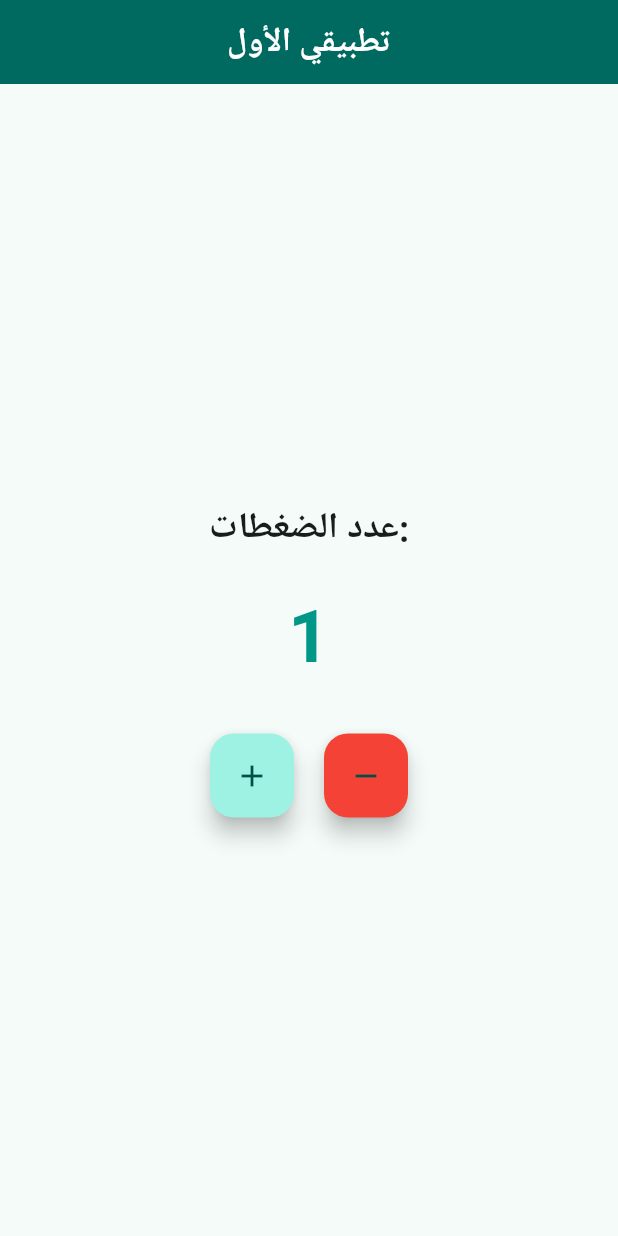
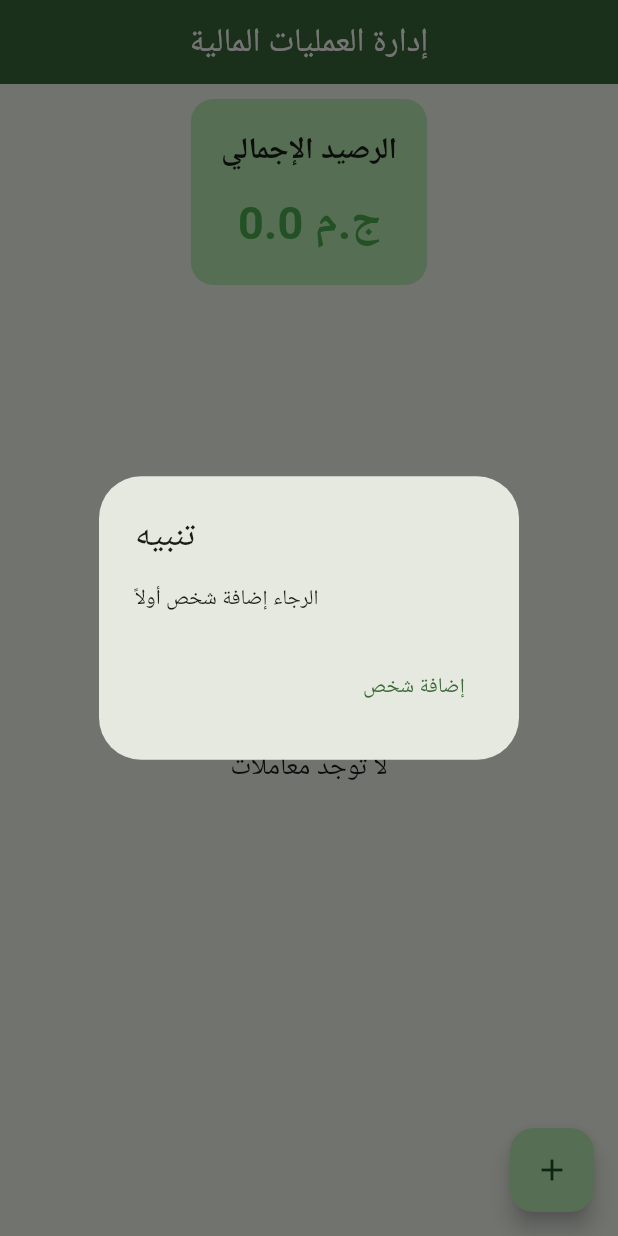
Before and after one commit to Dev-3li/Flutter-First-App, a Flutter app: the screen it shows after launch, after a tap on the "add" icon, on a phone screen of 412 x 824 dp. Run offline on Flutter 3.47's test engine with Material 3 defaults, Android fonts, the phone set to English and light mode, and no system bars; Roboto replaces fonts that are missing (Cairo).

Commit message:
تحويل التطبيق إلى تطبيق إدارة العمليات المالية

```diff
--- a/lib/main.dart
+++ b/lib/main.dart
@@ -1,4 +1,5 @@
 import 'package:flutter/material.dart';
+import 'add_transaction.dart';
 
 void main() {
   runApp(const MyApp());
@@ -10,42 +11,47 @@ class MyApp extends StatelessWidget {
   @override
   Widget build(BuildContext context) {
     return MaterialApp(
-      title: 'تطبيقي الأول',
+      title: 'إدارة العمليات المالية',
       theme: ThemeData(
         colorScheme: ColorScheme.fromSeed(
-          seedColor: Colors.teal,
+          seedColor: Colors.green,
           brightness: Brightness.light,
         ),
         useMaterial3: true,
         fontFamily: 'Cairo',
       ),
       debugShowCheckedModeBanner: false,
-      home: const MyHomePage(title: 'تطبيقي الأول'),
+      home: const HomePage(),
     );
   }
 }
 
-class MyHomePage extends StatefulWidget {
-  const MyHomePage({super.key, required this.title});
-
-  final String title;
+class HomePage extends StatefulWidget {
+  const HomePage({super.key});
 
   @override
-  State<MyHomePage> createState() => _MyHomePageState();
+  State<HomePage> createState() => _HomePageState();
 }
 
-class _MyHomePageState extends State<MyHomePage> {
-  int _counter = 0;
+class _HomePageState extends State<HomePage> {
+  double totalBalance = 0;
+  List<Transaction> transactions = [];
+  List<Person> people = [];
 
-  void _incrementCounter() {
+  void _addTransaction(Transaction transaction) {
     setState(() {
-      _counter++;
+      transactions.add(transaction);
+      if (transaction.type == TransactionType.credit) {
+        totalBalance += transaction.amount;
+      } else {
+        totalBalance -= transaction.amount;
+      }
     });
   }
 
-  void _decrementCounter() {
+  void _addPerson(Person person) {
     setState(() {
-      if (_counter > 0) _counter--;
+      people.add(person);
     });
   }
 
@@ -54,56 +60,212 @@ class _MyHomePageState extends State<MyHomePage> {
     return Scaffold(
       appBar: AppBar(
         backgroundColor: Theme.of(context).colorScheme.primary,
-        title: Text(
-          widget.title,
-          style: const TextStyle(
-            color: Colors.white,
-            fontWeight: FontWeight.bold,
-          ),
+        title: const Text(
+          'إدارة العمليات المالية',
+          style: TextStyle(color: Colors.white),
         ),
         centerTitle: true,
       ),
-      body: Center(
-        child: Column(
-          mainAxisAlignment: MainAxisAlignment.center,
-          children: [
-            const Text(
-              'عدد الضغطات:',
-              style: TextStyle(
-                fontSize: 24,
-                fontWeight: FontWeight.bold,
-              ),
+      body: Column(
+        children: [
+          // الرصيد الإجمالي
+          Container(
+            padding: const EdgeInsets.all(20),
+            margin: const EdgeInsets.all(10),
+            decoration: BoxDecoration(
+              color: Theme.of(context).colorScheme.primaryContainer,
+              borderRadius: BorderRadius.circular(15),
             ),
-            const SizedBox(height: 20),
-            Text(
-              '$_counter',
-              style: const TextStyle(
-                fontSize: 48,
-                fontWeight: FontWeight.bold,
-                color: Colors.teal,
-              ),
-            ),
-            const SizedBox(height: 30),
-            Row(
-              mainAxisAlignment: MainAxisAlignment.center,
+            child: Column(
               children: [
-                FloatingActionButton(
-                  onPressed: _incrementCounter,
-                  tooltip: 'زيادة',
-                  child: const Icon(Icons.add),
+                const Text(
+                  'الرصيد الإجمالي',
+                  style: TextStyle(
+                    fontSize: 20,
+                    fontWeight: FontWeight.bold,
+                  ),
                 ),
-                const SizedBox(width: 20),
-                FloatingActionButton(
-                  onPressed: _decrementCounter,
-                  tooltip: 'نقص',
-                  backgroundColor: Colors.red,
-                  child: const Icon(Icons.remove),
+                const SizedBox(height: 10),
+                Text(
+                  '$totalBalance ج.م',
+                  style: TextStyle(
+                    fontSize: 30,
+                    fontWeight: FontWeight.bold,
+                    color: totalBalance >= 0 ? Colors.green : Colors.red,
+                  ),
                 ),
               ],
             ),
+          ),
+          // قائمة المعاملات
+          Expanded(
+            child: transactions.isEmpty
+                ? const Center(
+                    child: Text(
+                      'لا توجد معاملات',
+                      style: TextStyle(fontSize: 18),
+                    ),
+                  )
+                : ListView.builder(
+                    itemCount: transactions.length,
+                    itemBuilder: (context, index) {
+                      final transaction = transactions[index];
+                      return Card(
+                        margin: const EdgeInsets.symmetric(
+                          horizontal: 10,
+                          vertical: 5,
+                        ),
+                        child: ListTile(
+                          leading: Icon(
+                            transaction.type == TransactionType.credit
+                                ? Icons.arrow_circle_up
+                                : Icons.arrow_circle_down,
+                            color: transaction.type == TransactionType.credit
+                                ? Colors.green
+                                : Colors.red,
+                          ),
+                          title: Text(transaction.description),
+                          subtitle: Text(transaction.person.name),
+                          trailing: Text(
+                            '${transaction.type == TransactionType.credit ? '+' : '-'} ${transaction.amount} ج.م',
+                            style: TextStyle(
+                              color: transaction.type == TransactionType.credit
+                                  ? Colors.green
+                                  : Colors.red,
+                              fontWeight: FontWeight.bold,
+                            ),
+                          ),
+                        ),
+                      );
+                    },
+                  ),
+          ),
+        ],
+      ),
+      floatingActionButton: FloatingActionButton(
+        onPressed: () {
+          // إضافة معاملة جديدة
+          _showAddTransactionDialog();
+        },
+        child: const Icon(Icons.add),
+      ),
+    );
+  }
+
+  void _showAddTransactionDialog() {
+    if (people.isEmpty) {
+      showDialog(
+        context: context,
+        builder: (context) => AlertDialog(
+          title: const Text('تنبيه'),
+          content: const Text('الرجاء إضافة شخص أولاً'),
+          actions: [
+            TextButton(
+              onPressed: () {
+                Navigator.pop(context);
+                _showAddPersonDialog();
+              },
+              child: const Text('إضافة شخص'),
+            ),
           ],
         ),
+      );
+      return;
+    }
+
+    showDialog(
+      context: context,
+      builder: (context) => AddTransactionDialog(
+        people: people,
+        onAdd: _addTransaction,
+      ),
+    );
+  }
+
+  void _showAddPersonDialog() {
+    final nameController = TextEditingController();
+    final phoneController = TextEditingController();
+
+    showDialog(
+      context: context,
+      builder: (context) => AlertDialog(
+        title: const Text('إضافة شخص جديد'),
+        content: Column(
+          mainAxisSize: MainAxisSize.min,
+          children: [
+            TextField(
+              controller: nameController,
+              decoration: const InputDecoration(
+                labelText: 'الاسم',
+                border: OutlineInputBorder(),
+              ),
+            ),
+            const SizedBox(height: 16),
+            TextField(
+              controller: phoneController,
+              decoration: const InputDecoration(
+                labelText: 'رقم الهاتف (اختياري)',
+                border: OutlineInputBorder(),
+              ),
+              keyboardType: TextInputType.phone,
+            ),
+          ],
+        ),
+        actions: [
+          TextButton(
+            onPressed: () => Navigator.pop(context),
+            child: const Text('إلغاء'),
+          ),
+          FilledButton(
+            onPressed: () {
+              if (nameController.text.isNotEmpty) {
+                _addPerson(
+                  Person(
+                    name: nameController.text,
+                    phone: phoneController.text.isEmpty ? null : phoneController.text,
+                  ),
+                );
+                Navigator.pop(context);
+                _showAddTransactionDialog();
+              }
+            },
+            child: const Text('إضافة'),
+          ),
+        ],
       ),
     );
   }
 }
+
+// نموذج المعاملة
+class Transaction {
+  final String description;
+  final double amount;
+  final DateTime date;
+  final TransactionType type;
+  final Person person;
+
+  Transaction({
+    required this.description,
+    required this.amount,
+    required this.type,
+    required this.person,
+  }) : date = DateTime.now();
+}
+
+// نوع المعاملة
+enum TransactionType {
+  credit, // دائن
+  debit, // مدين
+}
+
+// نموذج الشخص
+class Person {
+  final String name;
+  final String? phone;
+
+  Person({
+    required this.name,
+    this.phone,
+  });
+}
```
Also changed, not shown: lib/add_transaction.dart (added, +158 -0 lines).
